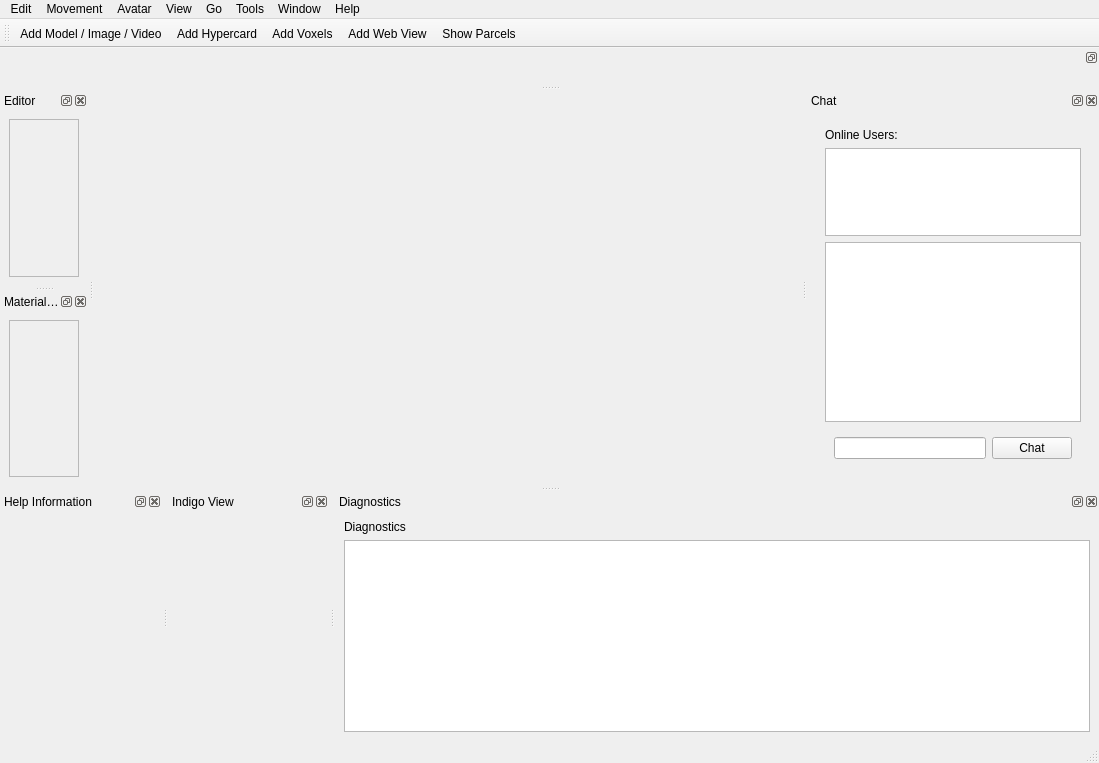
shipilovden/substrata-metasiberia, file gui_client/MainWindow.ui: the form before one commit.
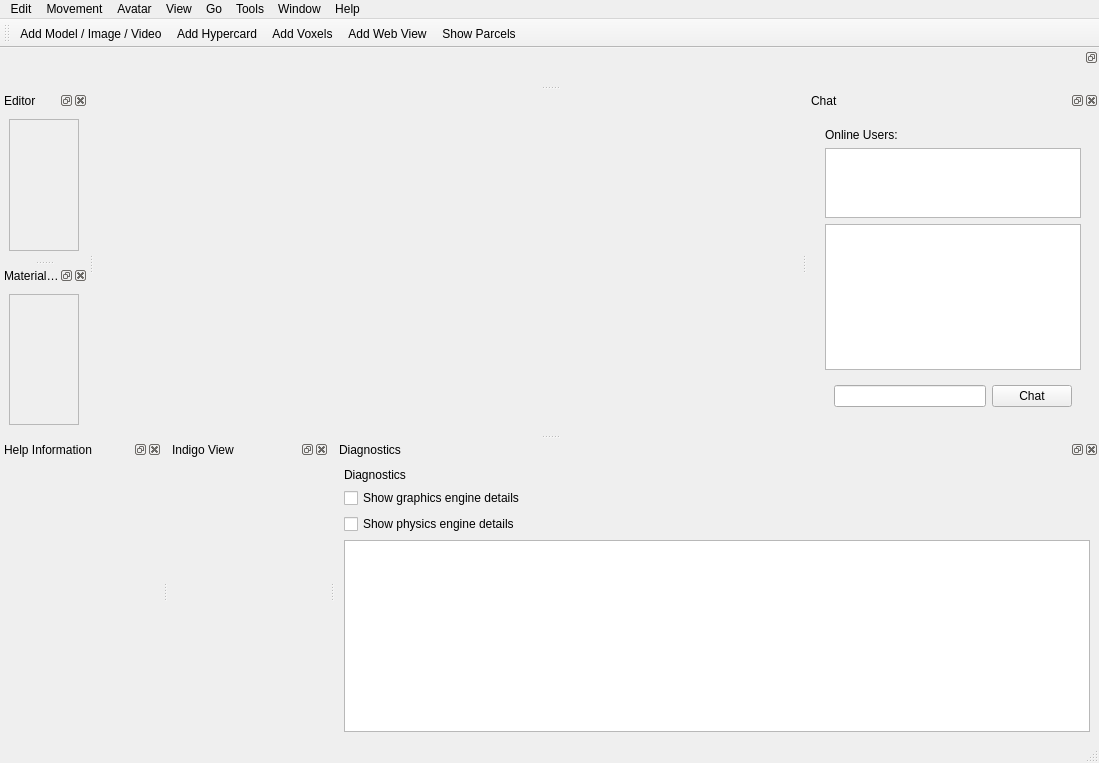
The form after the commit. Custom widgets are drawn as their Qt base class.

Commit message: Bumped version to 0.97.3.  Updated changelog.txt. Added 'Show graphics engine details' and 'Show physics engine details' checkboxes for diagnostic widget. Works around problem of physics_world->getDiagnostics() being slow, which causes stutters.

Diff of the .ui file:
```diff
--- a/gui_client/MainWindow.ui
+++ b/gui_client/MainWindow.ui
@@ -235,7 +235,7 @@
           <x>0</x>
           <y>0</y>
           <width>69</width>
-          <height>150</height>
+          <height>133</height>
          </rect>
         </property>
         <layout class="QVBoxLayout" name="verticalLayout_4">
@@ -332,7 +332,7 @@
           <x>0</x>
           <y>0</y>
           <width>69</width>
-          <height>148</height>
+          <height>133</height>
          </rect>
         </property>
        </widget>
@@ -372,6 +372,20 @@
        </property>
       </widget>
      </item>
+     <item>
+      <widget class="QCheckBox" name="graphicsDiagnosticsCheckBox">
+       <property name="text">
+        <string>Show graphics engine details</string>
+       </property>
+      </widget>
+     </item>
+     <item>
+      <widget class="QCheckBox" name="physicsDiagnosticsCheckBox">
+       <property name="text">
+        <string>Show physics engine details</string>
+       </property>
+      </widget>
+     </item>
      <item>
       <widget class="QPlainTextEdit" name="diagnosticsTextEdit">
        <property name="readOnly">
```
The commit also changes 5 other files.
